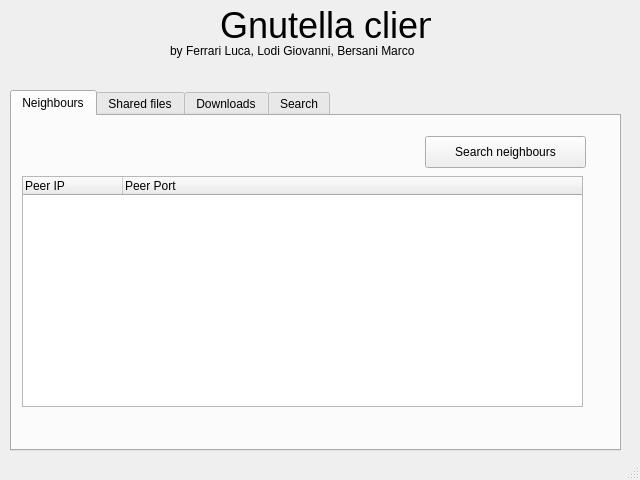
The window that gnutella/teamGML/ui/qt/designer/mainwindow.ui (B3rs/P2P) describes before a commit, drawn with Qt 5.
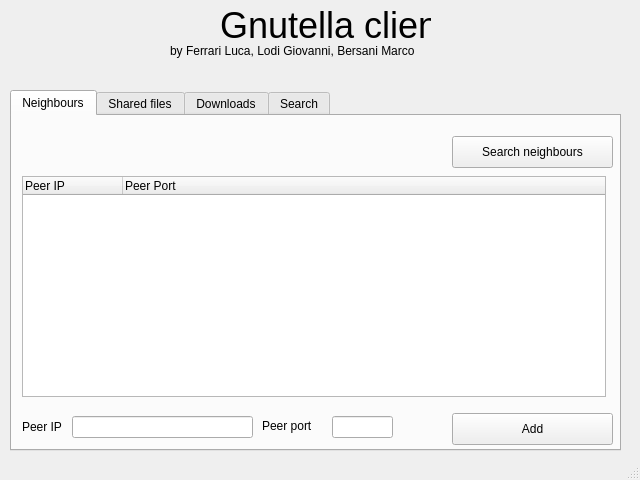
The same window after the commit.

Commit message: Implement UI to add a peer

```diff
--- a/gnutella/teamGML/ui/qt/designer/mainwindow.ui
+++ b/gnutella/teamGML/ui/qt/designer/mainwindow.ui
@@ -66,10 +66,25 @@
        <rect>
         <x>10</x>
         <y>60</y>
-        <width>561</width>
-        <height>231</height>
+        <width>584</width>
+        <height>221</height>
        </rect>
       </property>
+      <property name="sizePolicy">
+       <sizepolicy hsizetype="Expanding" vsizetype="Expanding">
+        <horstretch>0</horstretch>
+        <verstretch>0</verstretch>
+       </sizepolicy>
+      </property>
+      <property name="itemsExpandable">
+       <bool>false</bool>
+      </property>
+      <attribute name="headerVisible">
+       <bool>true</bool>
+      </attribute>
+      <attribute name="headerStretchLastSection">
+       <bool>true</bool>
+      </attribute>
       <column>
        <property name="text">
         <string>Peer IP</string>
@@ -84,7 +99,7 @@
      <widget class="QPushButton" name="searchNeighboursBtn">
       <property name="geometry">
        <rect>
-        <x>413</x>
+        <x>440</x>
         <y>20</y>
         <width>161</width>
         <height>32</height>
@@ -94,6 +109,71 @@
        <string>Search neighbours</string>
       </property>
      </widget>
+     <widget class="QLineEdit" name="peerIP">
+      <property name="geometry">
+       <rect>
+        <x>60</x>
+        <y>300</y>
+        <width>181</width>
+        <height>22</height>
+       </rect>
+      </property>
+      <property name="text">
+       <string/>
+      </property>
+     </widget>
+     <widget class="QLabel" name="label_5">
+      <property name="geometry">
+       <rect>
+        <x>10</x>
+        <y>300</y>
+        <width>62</width>
+        <height>22</height>
+       </rect>
+      </property>
+      <property name="text">
+       <string>Peer IP</string>
+      </property>
+     </widget>
+     <widget class="QLabel" name="label_6">
+      <property name="geometry">
+       <rect>
+        <x>250</x>
+        <y>300</y>
+        <width>62</width>
+        <height>20</height>
+       </rect>
+      </property>
+      <property name="text">
+       <string>Peer port</string>
+      </property>
+     </widget>
+     <widget class="QLineEdit" name="peerPort">
+      <property name="geometry">
+       <rect>
+        <x>320</x>
+        <y>300</y>
+        <width>61</width>
+        <height>22</height>
+       </rect>
+      </property>
+      <property name="text">
+       <string/>
+      </property>
+     </widget>
+     <widget class="QPushButton" name="addPeerBtn">
+      <property name="geometry">
+       <rect>
+        <x>440</x>
+        <y>297</y>
+        <width>161</width>
+        <height>32</height>
+       </rect>
+      </property>
+      <property name="text">
+       <string>Add</string>
+      </property>
+     </widget>
     </widget>
     <widget class="QWidget" name="tab_2">
      <attribute name="title">
```
The commit also changes 2 other files.
